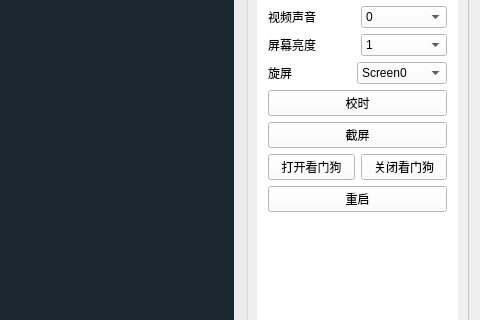
Above: mainwindow.ui from 89093522/LSC_Debug before the change; both pictures show x 544 to 1024 and y 109 to 429 of the 1024 by 700 pixel window. Below: the same form after it.
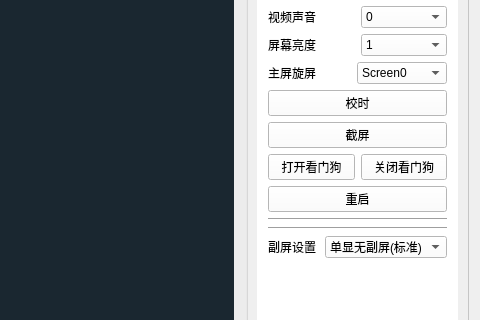
That is the form after the change.

```diff
--- a/mainwindow.ui
+++ b/mainwindow.ui
@@ -840,7 +840,7 @@
                 <string>重启后生效</string>
                </property>
                <property name="text">
-                <string>旋屏</string>
+                <string>主屏旋屏</string>
                </property>
               </widget>
              </item>
@@ -918,6 +918,60 @@
              </property>
             </widget>
            </item>
+           <item>
+            <widget class="Line" name="line_4">
+             <property name="orientation">
+              <enum>Qt::Horizontal</enum>
+             </property>
+            </widget>
+           </item>
+           <item>
+            <widget class="Line" name="line_5">
+             <property name="orientation">
+              <enum>Qt::Horizontal</enum>
+             </property>
+            </widget>
+           </item>
+           <item>
+            <layout class="QHBoxLayout" name="horizontalLayout_19">
+             <item>
+              <widget class="QLabel" name="label_24">
+               <property name="text">
+                <string>副屏设置</string>
+               </property>
+              </widget>
+             </item>
+             <item>
+              <widget class="QComboBox" name="comboBox_4">
+               <item>
+                <property name="text">
+                 <string>单显无副屏(标准)</string>
+                </property>
+               </item>
+               <item>
+                <property name="text">
+                 <string>副屏0度</string>
+                </property>
+               </item>
+               <item>
+                <property name="text">
+                 <string>副屏90度</string>
+                </property>
+               </item>
+               <item>
+                <property name="text">
+                 <string>副屏180度</string>
+                </property>
+               </item>
+               <item>
+                <property name="text">
+                 <string>副屏270度</string>
+                </property>
+               </item>
+              </widget>
+             </item>
+            </layout>
+           </item>
            <item>
             <spacer name="verticalSpacer">
              <property name="orientation">
```
